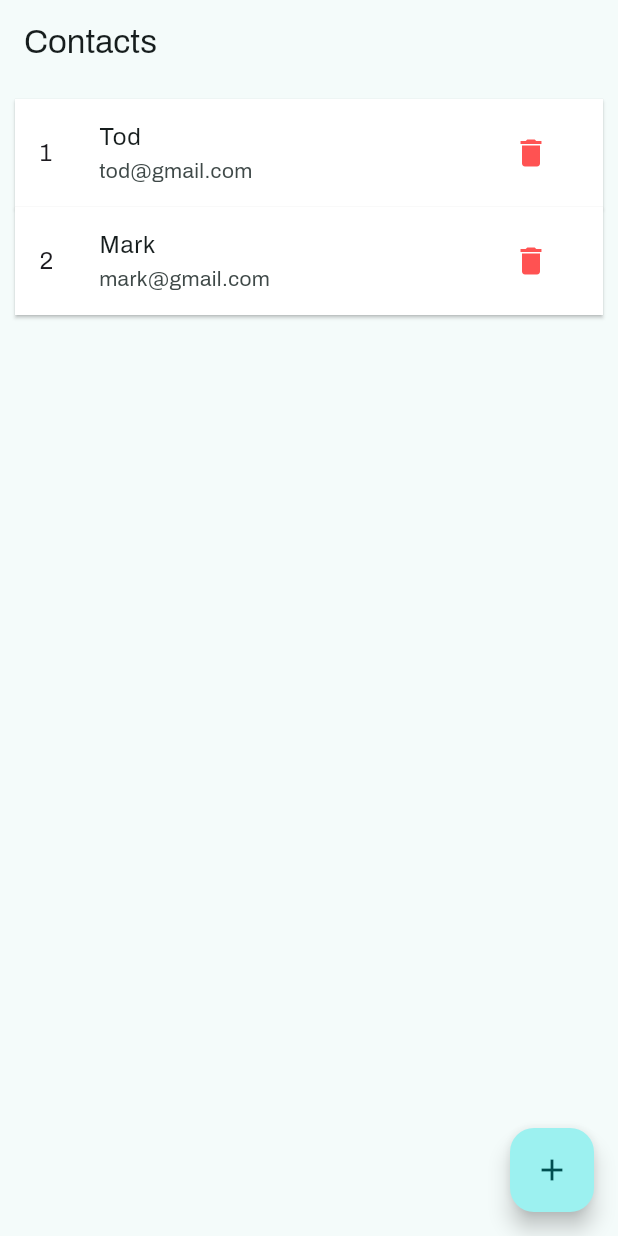
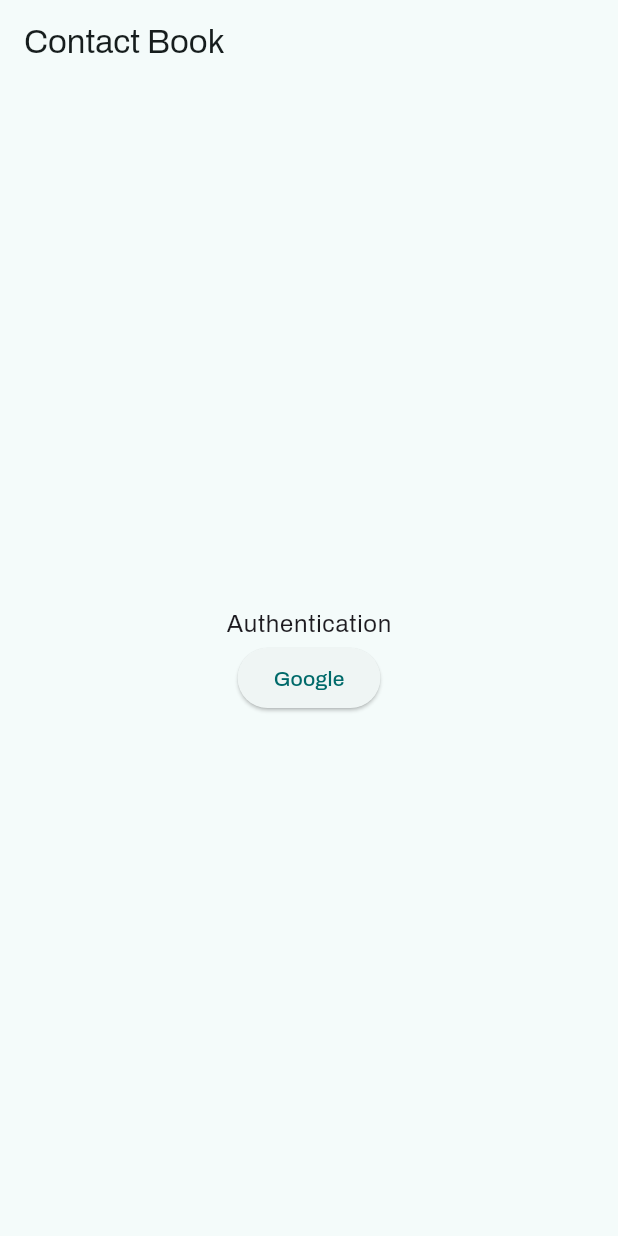
Before and after one commit to wadpas/contact_book_flutter, a Flutter app: the screen it shows after launch, on a phone screen of 412 x 824 dp. Run offline on Flutter 3.47's test engine with Material 3 defaults, Android fonts, the phone set to English and light mode, and no system bars; our stand-ins replace firebase_auth, firebase_core, google_fonts, google_sign_in; accounts and stored records are empty.

Commit message:
adjusted AuthService

```diff
--- a/lib/main.dart
+++ b/lib/main.dart
@@ -1,10 +1,18 @@
+import 'package:contact_book_flutter/views/auth_view.dart';
+import 'package:firebase_auth/firebase_auth.dart';
 import 'package:flutter/material.dart';
 import 'package:google_fonts/google_fonts.dart';
+import 'package:firebase_core/firebase_core.dart';
+import 'firebase_options.dart';
 
-import 'views/home_view.dart';
+import 'views/contacts_view.dart';
 import 'views/new_contact_view.dart';
 
-void main() {
+void main() async {
+  WidgetsFlutterBinding.ensureInitialized();
+  await Firebase.initializeApp(
+    options: DefaultFirebaseOptions.currentPlatform,
+  );
   runApp(
     const MyApp(),
   );
@@ -24,7 +32,15 @@ class MyApp extends StatelessWidget {
         textTheme: GoogleFonts.archivoTextTheme(),
         useMaterial3: true,
       ),
-      home: const HomeView(),
+      home: StreamBuilder(
+        stream: FirebaseAuth.instance.authStateChanges(),
+        builder: (context, snapshot) {
+          if (snapshot.hasData) {
+            return const ContactsView();
+          }
+          return const AuthView();
+        },
+      ),
       routes: {
         '/new-contact': (context) => const NewContactView(),
       },
--- a/lib/state/contact_book.dart
+++ b/lib/sevices/contacts_service.dart
@@ -2,14 +2,14 @@ import 'package:flutter/material.dart';
 
 import '../models/contact_model.dart';
 
-class ContactBook extends ValueNotifier<List<Contact>> {
-  ContactBook._sharedInstance()
+class ContactsService extends ValueNotifier<List<Contact>> {
+  ContactsService._sharedInstance()
       : super([
           Contact(name: 'Tod', email: 'tod@gmail.com'),
           Contact(name: 'Mark', email: 'mark@gmail.com'),
         ]);
-  static final ContactBook _shared = ContactBook._sharedInstance();
-  factory ContactBook() => _shared;
+  static final ContactsService _shared = ContactsService._sharedInstance();
+  factory ContactsService() => _shared;
 
   void add({required Contact contact}) {
     value.add(contact);
--- /dev/null
+++ b/lib/views/auth_view.dart
@@ -0,0 +1,49 @@
+import 'package:contact_book_flutter/sevices/auth_service.dart';
+import 'package:flutter/material.dart';
+
+class AuthView extends StatelessWidget {
+  const AuthView({super.key});
+
+  @override
+  Widget build(BuildContext context) {
+    final authService = AuthService();
+
+    return Scaffold(
+      appBar: AppBar(
+        title: const Text('Contact Book'),
+      ),
+      body: Center(
+        child: ValueListenableBuilder(
+            valueListenable: authService,
+            builder: (context, value, child) {
+              return value
+                  ? const CircularProgressIndicator()
+                  : Column(
+                      mainAxisAlignment: MainAxisAlignment.center,
+                      children: [
+                        Text(
+                          'Authentication',
+                          style: Theme.of(context).textTheme.bodyLarge,
+                        ),
+                        ElevatedButton(
+                          onPressed: () {
+                            authService.signInWithGoogle().catchError((e) {
+                              showDialog(
+                                context: context,
+                                builder: (context) {
+                                  return AlertDialog(
+                                    content: Text(e.message.toString()),
+                                  );
+                                },
+                              );
+                            });
+                          },
+                          child: const Text('Google'),
+                        )
+                      ],
+                    );
+            }),
+      ),
+    );
+  }
+}
--- a/lib/views/home_view.dart
+++ b/lib/views/contacts_view.dart
@@ -1,18 +1,29 @@
+import 'package:contact_book_flutter/sevices/auth_service.dart';
 import 'package:flutter/material.dart';
 
-import '../state/contact_book.dart';
+import '../sevices/contacts_service.dart';
 
-class HomeView extends StatelessWidget {
-  const HomeView({super.key});
+class ContactsView extends StatelessWidget {
+  const ContactsView({super.key});
 
   @override
   Widget build(BuildContext context) {
+    final authService = AuthService();
+
     return Scaffold(
       appBar: AppBar(
         title: const Text('Contacts'),
+        actions: [
+          IconButton(
+            onPressed: () {
+              authService.signOut();
+            },
+            icon: const Icon(Icons.logout_outlined),
+          )
+        ],
       ),
       body: ValueListenableBuilder(
-        valueListenable: ContactBook(),
+        valueListenable: ContactsService(),
         builder: (context, values, child) {
           return ListView.builder(
             padding: const EdgeInsets.all(10),
@@ -21,7 +32,7 @@ class HomeView extends StatelessWidget {
               final contact = values[index];
               return Dismissible(
                 onDismissed: (direction) =>
-                    ContactBook().remove(contact: contact),
+                    ContactsService().remove(contact: contact),
                 key: ValueKey(contact.id),
                 child: Material(
                   color: Colors.white,
@@ -33,7 +44,8 @@ class HomeView extends StatelessWidget {
                     title: Text(contact.name),
                     subtitle: Text(contact.email),
                     trailing: IconButton(
-                      onPressed: () => ContactBook().remove(contact: contact),
+                      onPressed: () =>
+                          ContactsService().remove(contact: contact),
                       icon: const Icon(Icons.delete),
                     ),
                     iconColor: Colors.redAccent,
--- a/lib/views/new_contact_view.dart
+++ b/lib/views/new_contact_view.dart
@@ -1,6 +1,6 @@
 import 'package:flutter/material.dart';
 
-import '../state/contact_book.dart';
+import '../sevices/contacts_service.dart';
 import '../models/contact_model.dart';
 
 class NewContactView extends StatefulWidget {
@@ -81,7 +81,7 @@ class _NewContactViewState extends State<NewContactView> {
                           name: _nameController.text,
                           email: _emailController.text,
                         );
-                        ContactBook().add(contact: contact);
+                        ContactsService().add(contact: contact);
                         Navigator.of(context).pop();
                       }
                     },
```
Also changed, not shown: lib/sevices/auth_service.dart (added, +30 -0 lines), pubspec.yaml (+6 -5 lines), lib/firebase_options.dart (added), pubspec.lock, 6 other files.
